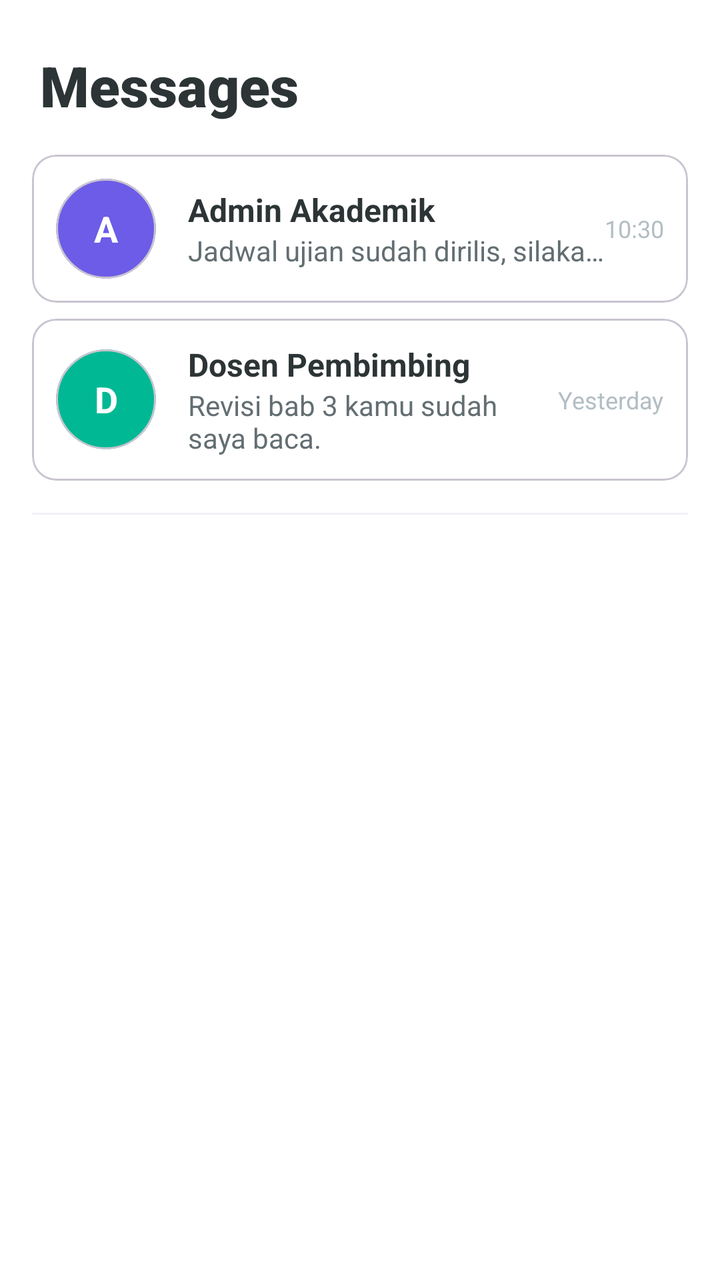
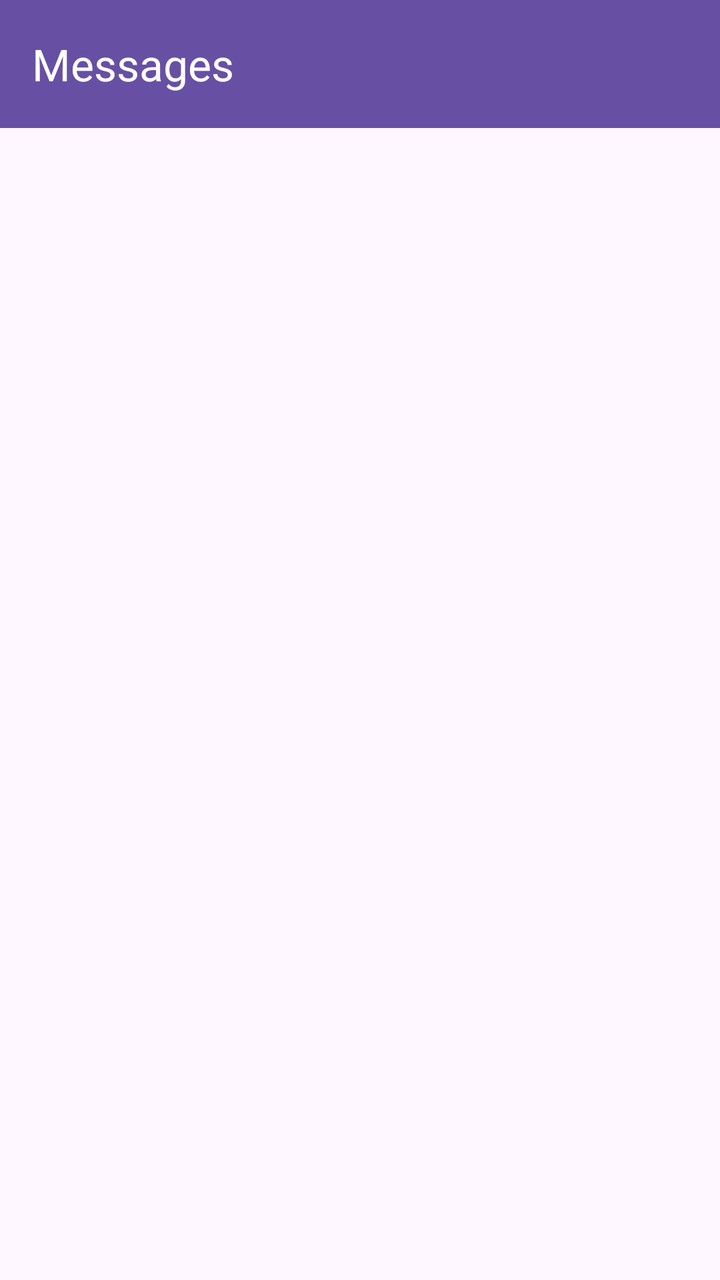

Before-and-after screenshots of an Android layout around one commit, followed by the original layout XML and the change that was made.
<!-- AndroidManifest.xml: application theme Theme.NauraApps -->
<!-- res/layout/fragment_message.xml -->
<?xml version="1.0" encoding="utf-8"?>
<LinearLayout xmlns:android="http://schemas.android.com/apk/res/android"
    xmlns:app="http://schemas.android.com/apk/res-auto"
    xmlns:tools="http://schemas.android.com/tools"
    android:layout_width="match_parent"
    android:layout_height="match_parent"
    android:background="#FFFFFF"
    android:orientation="vertical"
    tools:context=".Message.MessageFragment">

    <TextView
        android:layout_width="wrap_content"
        android:layout_height="wrap_content"
        android:layout_marginHorizontal="20dp"
        android:layout_marginTop="24dp"
        android:layout_marginBottom="16dp"
        android:fontFamily="sans-serif-black"
        android:text="Messages"
        android:textColor="#2D3436"
        android:textSize="28sp" />

    <androidx.core.widget.NestedScrollView
        android:layout_width="match_parent"
        android:layout_height="match_parent">

        <LinearLayout
            android:layout_width="match_parent"
            android:layout_height="wrap_content"
            android:orientation="vertical"
            android:paddingHorizontal="16dp">

            <com.google.android.material.card.MaterialCardView
                android:layout_width="match_parent"
                android:layout_height="wrap_content"
                android:layout_marginBottom="8dp"
                app:cardBackgroundColor="#FFFFFF"
                app:cardCornerRadius="12dp"
                app:cardElevation="0dp"
                app:rippleColor="#F1F2F6">

                <LinearLayout
                    android:layout_width="match_parent"
                    android:layout_height="wrap_content"
                    android:gravity="center_vertical"
                    android:orientation="horizontal"
                    android:padding="12dp">

                    <com.google.android.material.card.MaterialCardView
                        android:layout_width="50dp"
                        android:layout_height="50dp"
                        app:cardBackgroundColor="#6C5CE7"
                        app:cardCornerRadius="25dp"
                        app:cardElevation="0dp">
                        <TextView
                            android:layout_width="match_parent"
                            android:layout_height="match_parent"
                            android:gravity="center"
                            android:text="A"
                            android:textColor="#FFFFFF"
                            android:textSize="18sp"
                            android:textStyle="bold" />
                    </com.google.android.material.card.MaterialCardView>

                    <LinearLayout
                        android:layout_width="0dp"
                        android:layout_height="wrap_content"
                        android:layout_marginStart="16dp"
                        android:layout_weight="1"
                        android:orientation="vertical">

                        <TextView
                            android:layout_width="wrap_content"
                            android:layout_height="wrap_content"
                            android:text="Admin Akademik"
                            android:textColor="#2D3436"
                            android:textSize="16sp"
                            android:textStyle="bold" />

                        <TextView
                            android:layout_width="wrap_content"
                            android:layout_height="wrap_content"
                            android:ellipsize="end"
                            android:maxLines="1"
                            android:text="Jadwal ujian sudah dirilis, silakan cek..."
                            android:textColor="#636E72"
                            android:textSize="14sp" />
                    </LinearLayout>

                    <TextView
                        android:layout_width="wrap_content"
                        android:layout_height="wrap_content"
                        android:text="10:30"
                        android:textColor="#B2BEC3"
                        android:textSize="12sp" />
                </LinearLayout>
            </com.google.android.material.card.MaterialCardView>

            <com.google.android.material.card.MaterialCardView
                android:layout_width="match_parent"
                android:layout_height="wrap_content"
                android:layout_marginBottom="8dp"
                app:cardBackgroundColor="#FFFFFF"
                app:cardCornerRadius="12dp"
                app:cardElevation="0dp">

                <LinearLayout
                    android:layout_width="match_parent"
                    android:layout_height="wrap_content"
                    android:gravity="center_vertical"
                    android:orientation="horizontal"
                    android:padding="12dp">

                    <com.google.android.material.card.MaterialCardView
                        android:layout_width="50dp"
                        android:layout_height="50dp"
                        app:cardBackgroundColor="#00B894"
                        app:cardCornerRadius="25dp"
                        app:cardElevation="0dp">
                        <TextView
                            android:layout_width="match_parent"
                            android:layout_height="match_parent"
                            android:gravity="center"
                            android:text="D"
                            android:textColor="#FFFFFF"
                            android:textSize="18sp"
                            android:textStyle="bold" />
                    </com.google.android.material.card.MaterialCardView>

                    <LinearLayout
                        android:layout_width="0dp"
                        android:layout_height="wrap_content"
                        android:layout_marginStart="16dp"
                        android:layout_weight="1"
                        android:orientation="vertical">

                        <TextView
                            android:layout_width="wrap_content"
                            android:layout_height="wrap_content"
                            android:text="Dosen Pembimbing"
                            android:textColor="#2D3436"
                            android:textSize="16sp"
                            android:textStyle="bold" />

                        <TextView
                            android:layout_width="wrap_content"
                            android:layout_height="wrap_content"
                            android:text="Revisi bab 3 kamu sudah saya baca."
                            android:textColor="#636E72"
                            android:textSize="14sp" />
                    </LinearLayout>

                    <TextView
                        android:layout_width="wrap_content"
                        android:layout_height="wrap_content"
                        android:text="Yesterday"
                        android:textColor="#B2BEC3"
                        android:textSize="12sp" />
                </LinearLayout>
            </com.google.android.material.card.MaterialCardView>

            <View
                android:layout_width="match_parent"
                android:layout_height="1dp"
                android:layout_marginVertical="8dp"
                android:background="#F1F2F6" />

        </LinearLayout>
    </androidx.core.widget.NestedScrollView>

</LinearLayout>
<!-- resources referenced by this layout -->
<resources>
  <style name="Theme.NauraApps" parent="Base.Theme.NauraApps" />
  <style name="Base.Theme.NauraApps" parent="Theme.Material3.DayNight.NoActionBar">
          
          
      </style>
</resources>

<!-- the commit's change to res/layout/fragment_message.xml (unified diff, before → after) -->
@@ -1,170 +1,35 @@
 <?xml version="1.0" encoding="utf-8"?>
-<LinearLayout xmlns:android="http://schemas.android.com/apk/res/android"
+<androidx.coordinatorlayout.widget.CoordinatorLayout
+    xmlns:android="http://schemas.android.com/apk/res/android"
     xmlns:app="http://schemas.android.com/apk/res-auto"
     xmlns:tools="http://schemas.android.com/tools"
     android:layout_width="match_parent"
     android:layout_height="match_parent"
-    android:background="#FFFFFF"
-    android:orientation="vertical"
     tools:context=".Message.MessageFragment">
 
-    <TextView
-        android:layout_width="wrap_content"
+    <com.google.android.material.appbar.AppBarLayout
+        android:id="@+id/appBarLayout"
+        android:layout_width="match_parent"
         android:layout_height="wrap_content"
-        android:layout_marginHorizontal="20dp"
-        android:layout_marginTop="24dp"
-        android:layout_marginBottom="16dp"
-        android:fontFamily="sans-serif-black"
-        android:text="Messages"
-        android:textColor="#2D3436"
-        android:textSize="28sp" />
+        android:theme="@style/ThemeOverlay.AppCompat.Dark.ActionBar">
 
-    <androidx.core.widget.NestedScrollView
+        <androidx.appcompat.widget.Toolbar
+            android:id="@+id/toolbarMessage"
+            android:layout_width="match_parent"
+            android:layout_height="?attr/actionBarSize"
+            android:background="?attr/colorPrimary"
+            app:layout_scrollFlags="scroll|enterAlways"
+            app:title="Messages"
+            app:titleTextColor="@android:color/white" />
+
+    </com.google.android.material.appbar.AppBarLayout>
+
+    <ListView
+        android:id="@+id/listMessageItems"
         android:layout_width="match_parent"
-        android:layout_height="match_parent">
+        android:layout_height="match_parent"
+        android:divider="@android:color/darker_gray"
+        android:dividerHeight="0.5dp"
+        app:layout_behavior="@string/appbar_scrolling_view_behavior" />
 
-        <LinearLayout
-            android:layout_width="match_parent"
-            android:layout_height="wrap_content"
-            android:orientation="vertical"
-            android:paddingHorizontal="16dp">
-
-            <com.google.android.material.card.MaterialCardView
-                android:layout_width="match_parent"
-                android:layout_height="wrap_content"
-                android:layout_marginBottom="8dp"
-                app:cardBackgroundColor="#FFFFFF"
-                app:cardCornerRadius="12dp"
-                app:cardElevation="0dp"
-                app:rippleColor="#F1F2F6">
-
-                <LinearLayout
-                    android:layout_width="match_parent"
-                    android:layout_height="wrap_content"
-                    android:gravity="center_vertical"
-                    android:orientation="horizontal"
-                    android:padding="12dp">
-
-                    <com.google.android.material.card.MaterialCardView
-                        android:layout_width="50dp"
-                        android:layout_height="50dp"
-                        app:cardBackgroundColor="#6C5CE7"
-                        app:cardCornerRadius="25dp"
-                        app:cardElevation="0dp">
-                        <TextView
-                            android:layout_width="match_parent"
-                            android:layout_height="match_parent"
-                            android:gravity="center"
-                            android:text="A"
-                            android:textColor="#FFFFFF"
-                            android:textSize="18sp"
-                            android:textStyle="bold" />
-                    </com.google.android.material.card.MaterialCardView>
-
-                    <LinearLayout
-                        android:layout_width="0dp"
-                        android:layout_height="wrap_content"
-                        android:layout_marginStart="16dp"
-                        android:layout_weight="1"
-                        android:orientation="vertical">
-
-                        <TextView
-                            android:layout_width="wrap_content"
-                            android:layout_height="wrap_content"
-                            android:text="Admin Akademik"
-                            android:textColor="#2D3436"
-                            android:textSize="16sp"
-                            android:textStyle="bold" />
-
-                        <TextView
-                            android:layout_width="wrap_content"
-                            android:layout_height="wrap_content"
-                            android:ellipsize="end"
-                            android:maxLines="1"
-                            android:text="Jadwal ujian sudah dirilis, silakan cek..."
-                            android:textColor="#636E72"
-                            android:textSize="14sp" />
-                    </LinearLayout>
-
-                    <TextView
-                        android:layout_width="wrap_content"
-                        android:layout_height="wrap_content"
-                        android:text="10:30"
-                        android:textColor="#B2BEC3"
-                        android:textSize="12sp" />
-                </LinearLayout>
-            </com.google.android.material.card.MaterialCardView>
-
-            <com.google.android.material.card.MaterialCardView
-                android:layout_width="match_parent"
-                android:layout_height="wrap_content"
-                android:layout_marginBottom="8dp"
-                app:cardBackgroundColor="#FFFFFF"
-                app:cardCornerRadius="12dp"
-                app:cardElevation="0dp">
-
-                <LinearLayout
-                    android:layout_width="match_parent"
-                    android:layout_height="wrap_content"
-                    android:gravity="center_vertical"
-                    android:orientation="horizontal"
-                    android:padding="12dp">
-
-                    <com.google.android.material.card.MaterialCardView
-                        android:layout_width="50dp"
-                        android:layout_height="50dp"
-                        app:cardBackgroundColor="#00B894"
-                        app:cardCornerRadius="25dp"
-                        app:cardElevation="0dp">
-                        <TextView
-                            android:layout_width="match_parent"
-                            android:layout_height="match_parent"
-                            android:gravity="center"
-                            android:text="D"
-                            android:textColor="#FFFFFF"
-                            android:textSize="18sp"
-                            android:textStyle="bold" />
-                    </com.google.android.material.card.MaterialCardView>
-
-                    <LinearLayout
-                        android:layout_width="0dp"
-                        android:layout_height="wrap_content"
-                        android:layout_marginStart="16dp"
-                        android:layout_weight="1"
-                        android:orientation="vertical">
-
-                        <TextView
-                            android:layout_width="wrap_content"
-                            android:layout_height="wrap_content"
-                            android:text="Dosen Pembimbing"
-                            android:textColor="#2D3436"
-                            android:textSize="16sp"
-                            android:textStyle="bold" />
-
-                        <TextView
-                            android:layout_width="wrap_content"
-                            android:layout_height="wrap_content"
-                            android:text="Revisi bab 3 kamu sudah saya baca."
-                            android:textColor="#636E72"
-                            android:textSize="14sp" />
-                    </LinearLayout>
-
-                    <TextView
-                        android:layout_width="wrap_content"
-                        android:layout_height="wrap_content"
-                        android:text="Yesterday"
-                        android:textColor="#B2BEC3"
-                        android:textSize="12sp" />
-                </LinearLayout>
-            </com.google.android.material.card.MaterialCardView>
-
-            <View
-                android:layout_width="match_parent"
-                android:layout_height="1dp"
-                android:layout_marginVertical="8dp"
-                android:background="#F1F2F6" />
-
-        </LinearLayout>
-    </androidx.core.widget.NestedScrollView>
-
-</LinearLayout>
+</androidx.coordinatorlayout.widget.CoordinatorLayout>
